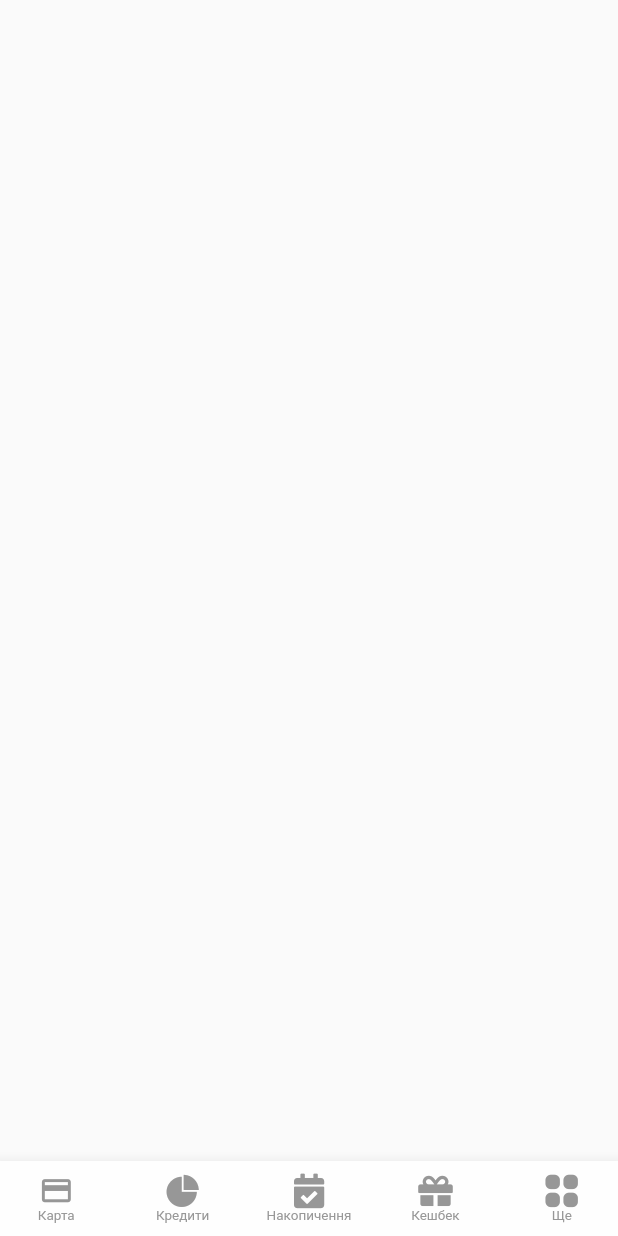
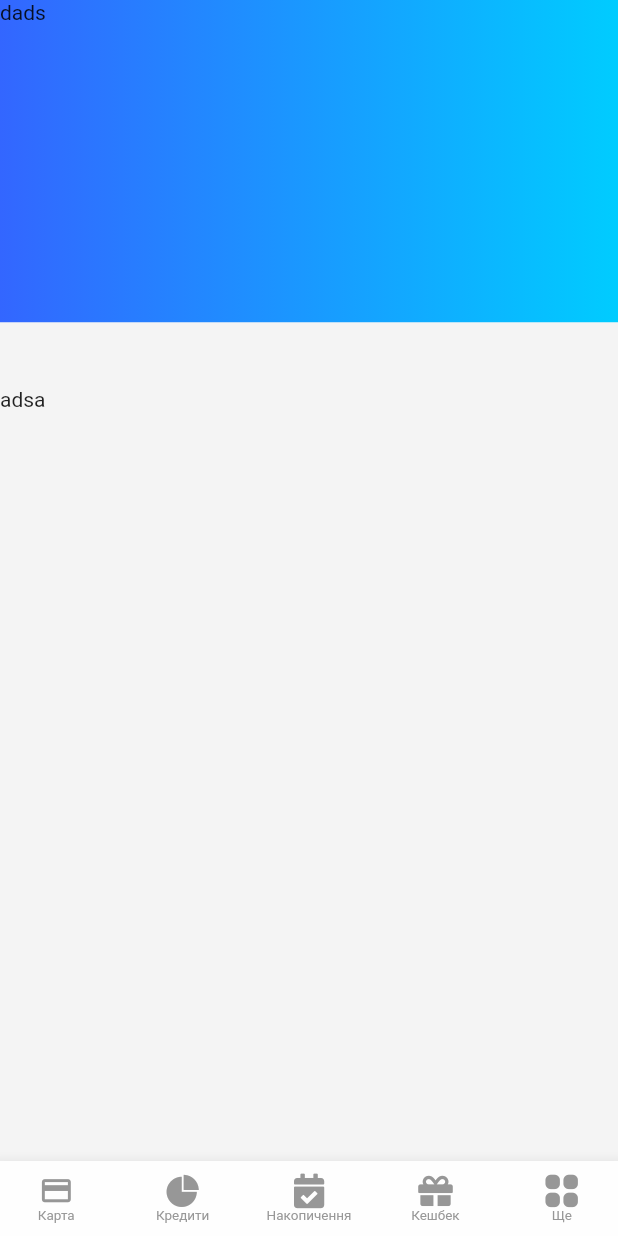
Before and after one commit to leobit-flutter-2021/monobank-app, a Flutter app: the screen it shows after launch, on a phone screen of 412 x 824 dp. Run offline on Flutter 3.47's test engine with Material 2 defaults, Android fonts, the phone set to English and light mode, and no system bars.

Commit message:
Add background and gradient.

```diff
--- /dev/null
+++ b/lib/Elements/screens_background.dart
@@ -0,0 +1,63 @@
+import 'package:flutter/material.dart';
+
+void main() => runApp(ScreeNavigationBarnBackground());
+
+class ScreeNavigationBarnBackground extends StatelessWidget {
+  ScreeNavigationBarnBackground({Key? key}) : super(key: key);
+
+  @override
+  Widget build(BuildContext context) {
+    var screenWidth = MediaQuery.of(context).size.width;
+    var screenHeigth = MediaQuery.of(context).size.height;
+
+    return Column(
+      children: [
+        Expanded(
+            flex: 4,
+            child: Stack(
+              children: [
+                Column(
+                  children: [
+                    Expanded(
+                      flex: 5,
+                      child: Container(
+                        width: screenWidth,
+                        decoration: const BoxDecoration(
+                          gradient: LinearGradient(
+                              colors: [
+                                Color(0xFF3366FF),
+                                Color(0xFF00CCFF),
+                              ],
+                              begin: FractionalOffset(0.0, 0.0),
+                              end: FractionalOffset(1.0, 0.0),
+                              stops: [0.0, 1.0],
+                              tileMode: TileMode.clamp),
+                        ),
+                        child: const Text("dads"),
+                      ),
+                    ),
+                    Expanded(
+                      flex: 1,
+                      child: Container(
+                        color: const Color(0xFFf4f4f4),
+                      ),
+                    ),
+                  ],
+                ),
+                Container(
+                  //ToDO Here should be scrolling butons
+                ),
+              ],
+            )),
+        Expanded(
+          flex: 8,
+          child: Container(
+            width: screenWidth,
+            color: const Color(0xFFf4f4f4),
+            child: const Text("adsa"),
+          ),
+        )
+      ],
+    );
+  }
+}
--- a/lib/Savings/savings.dart
+++ b/lib/Savings/savings.dart
@@ -1,5 +1,5 @@
 import 'package:flutter/material.dart';
-
+import '../Elements/screens_background.dart';
 void main() {
   runApp(const SavingsPage());
 }
@@ -14,7 +14,7 @@ class SavingsPage extends StatefulWidget {
 class _SavingsPageState extends State<SavingsPage> {
   @override
   Widget build(BuildContext context) {
-    return Container(
+    return ScreeNavigationBarnBackground(
 
     );
   }
--- a/lib/main.dart
+++ b/lib/main.dart
@@ -1,5 +1,6 @@
 import 'package:flutter/material.dart';
 import 'Elements/navigation_bar.dart';
+import 'Savings/savings.dart';
 
 void main() {
   runApp(const MyApp());
@@ -30,9 +31,11 @@
 class _MyHomePageState extends State<MyHomePage> {
   @override
   Widget build(BuildContext context) {
-    return Scaffold(
-      bottomNavigationBar: NavigationBar(),
-      body: Center(),
+    return SafeArea(
+      child: Scaffold(
+        bottomNavigationBar: NavigationBar(),
+        body: const SavingsPage(),
+      ),
     );
   }
 }
```
